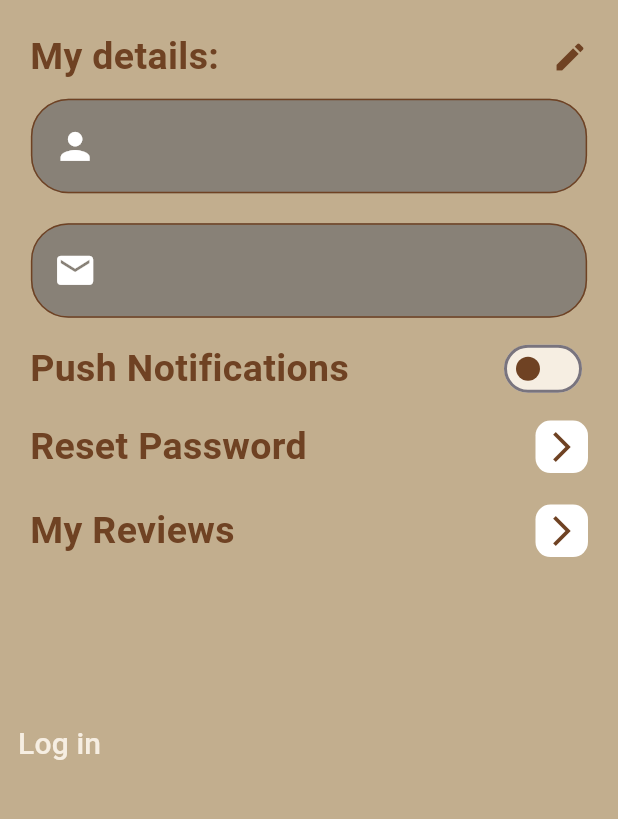
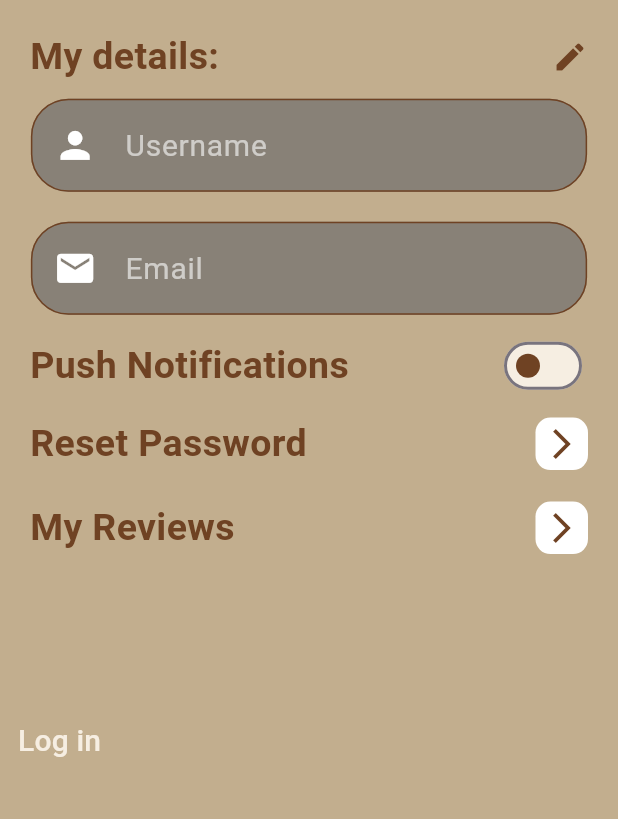
Before and after one commit to Ahmed3bdallah1/Bean_Break, a Flutter app: the ProfileScreen screen opened directly, on a phone screen of 412 x 824 dp, the part 229-1048 px from its top. Run offline on Flutter 3.47's test engine with Material 3 defaults, Android fonts, the phone set to English and light mode, and no system bars; our stand-ins replace animated_splash_screen, connectivity, dartz, dio, fluttertoast, font_awesome_flutter and 7 more; missing offline and left inert: animated_rating_stars, google_huawei_availability; accounts and stored records are empty; network calls fail.

Commit message:
edit_text_fields

```diff
--- a/lib/presantion/auth/login_screen.dart
+++ b/lib/presantion/auth/login_screen.dart
@@ -63,6 +63,7 @@ class _LoginScreenState extends State<LoginScreen> {
                   controller: emailController,
                   validator: validateEmail,
                   prefixIcon: Icons.email_outlined,
+                  hintText: "Email",
                 ),
                 const SizedBox(height: 30),
                 Consumer<AuthController>(
@@ -75,6 +76,7 @@ class _LoginScreenState extends State<LoginScreen> {
                             validator: validatePassword,
                             obscure: obsecure,
                             prefixIcon: Icons.lock_outline,
+                            hintText: "Password",
                             suffixIcon: obsecure == false
                                 ? CupertinoIcons.eye
                                 : CupertinoIcons.eye_slash,
--- a/lib/presantion/profile/profile_screen.dart
+++ b/lib/presantion/profile/profile_screen.dart
@@ -127,14 +127,18 @@ class _ProfileScreenState extends State<ProfileScreen> {
                               controller: nameController,
                               prefixIcon: Icons.person,
                               readOnly: true,
-                              hintText: AppConstants.name,
+                              hintText: AppConstants.name == ""
+                                  ? "Username"
+                                  : AppConstants.name,
                             ),
                             const SizedBox(height: 20),
                             CustomTextField(
                               validator: validateEmail,
                               controller: emailController,
                               prefixIcon: Icons.email,
-                              hintText: AppConstants.email,
+                              hintText: AppConstants.email == ""
+                                  ? "Email"
+                                  : AppConstants.email,
                               readOnly: true,
                             ),
                             const SizedBox(height: 10),
```
